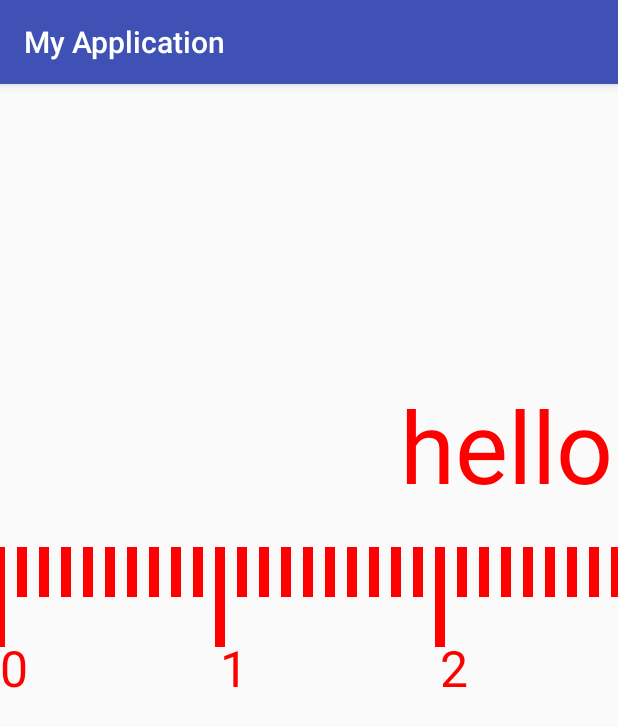
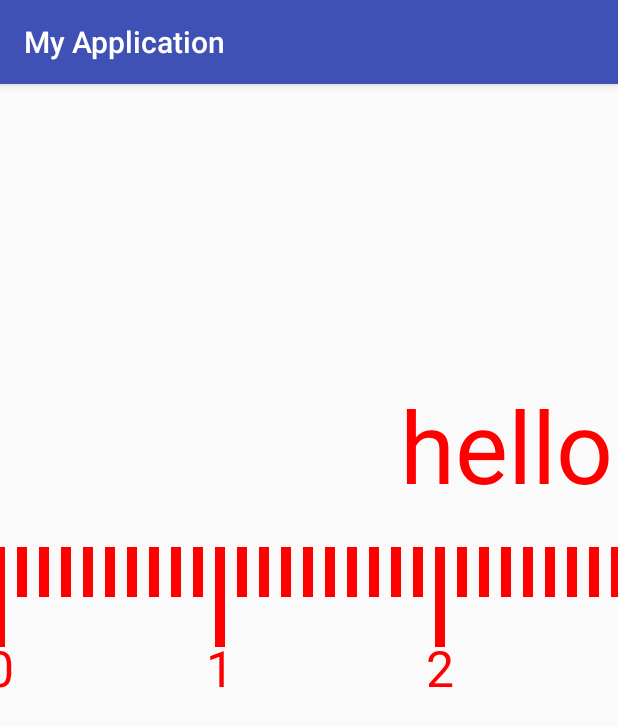
Before and after one commit to Howard9891/RuleView, an Android app: the screen it shows after launch (MainActivity), on a phone screen of 412 x 824 dp. Shown: the top 727 px of the screen. Run offline under Robolectric (Android 15) with nearby library versions, the phone set to English and light mode, and no system bars.

```diff
--- a/src/main/java/com/iyuba/myapplication/view/RuleView.java
+++ b/src/main/java/com/iyuba/myapplication/view/RuleView.java
@@ -7,6 +7,8 @@ import android.util.AttributeSet;
 import android.util.Log;
 import android.view.MotionEvent;
 import android.view.View;
+import android.widget.Scroller;
+
 /**
  * Created by mingyu on 16-9-23.
  */
@@ -22,6 +24,9 @@ public class RuleView extends View{
     private int deleta;
     private int lastX;
     private int lastY;
+    private Paint textPaint;
+    private Scroller mScroller;
+
     public RuleView(Context context) {
         this(context,null);
     }
@@ -37,7 +42,19 @@ public class RuleView extends View{
         mPaint.setStrokeWidth(10);
         mPaint.setAntiAlias(true);
         mPaint.setTextSize(50);
+        mPaint.setColor(Color.RED);
         mPaint.setStyle(Paint.Style.FILL);
+        textPaint = new Paint();
+        textPaint.setStrokeWidth(10);
+        textPaint.setAntiAlias(true);
+        textPaint.setTextSize(50);
+        textPaint.setColor(Color.RED);
+        textPaint.setTextAlign(Paint.Align.CENTER);
+        mScroller = new Scroller(context);
+
+        Paint paint3 = new Paint();
+        paint3.setColor(Color.BLUE);
+
     }
     @Override
     protected void onMeasure(int widthMeasureSpec, int heightMeasureSpec) {
@@ -55,7 +72,7 @@ public class RuleView extends View{
         for(int i=0;i<nums;i++){
             if(i%10==0){
                 canvas.drawLine(deleta*i,0,deleta*i,100,mPaint);
-                canvas.drawText(""+i/10,deleta*i,140,mPaint);
+                canvas.drawText(""+i/10,deleta*i,140,textPaint);
 
             }else{
                 canvas.drawLine(deleta*i,0,deleta*i,50,mPaint);
@@ -76,9 +93,13 @@ public class RuleView extends View{
             case MotionEvent.ACTION_MOVE:
                 int offsetX = rawX - lastX;
                 int offsetY = rawY - lastY;
-                layout(getLeft()+offsetX,getTop(),getRight()+offsetX,getBottom());
+                Log.e("RuleView",">>>>>"+getScrollX());
+                //layout(getLeft()+offsetX,getTop(),getRight()+offsetX,getBottom());
+                //View viewGroup = (View) getParent();
+                mScroller.startScroll(getScrollX(),0,-offsetX,0);
                 lastX = rawX;
                 lastY = rawY;
+                invalidate();
                 break;
             case MotionEvent.ACTION_UP:
                 break;
@@ -88,4 +109,13 @@ public class RuleView extends View{
         return true;
 
     }
+
+    @Override
+    public void computeScroll() {
+        super.computeScroll();
+        if(mScroller.computeScrollOffset()){
+            scrollTo(mScroller.getCurrX(),mScroller.getCurrY());
+            invalidate();
+        }
+    }
 }
```
Also changed, not shown: 1 other file.
